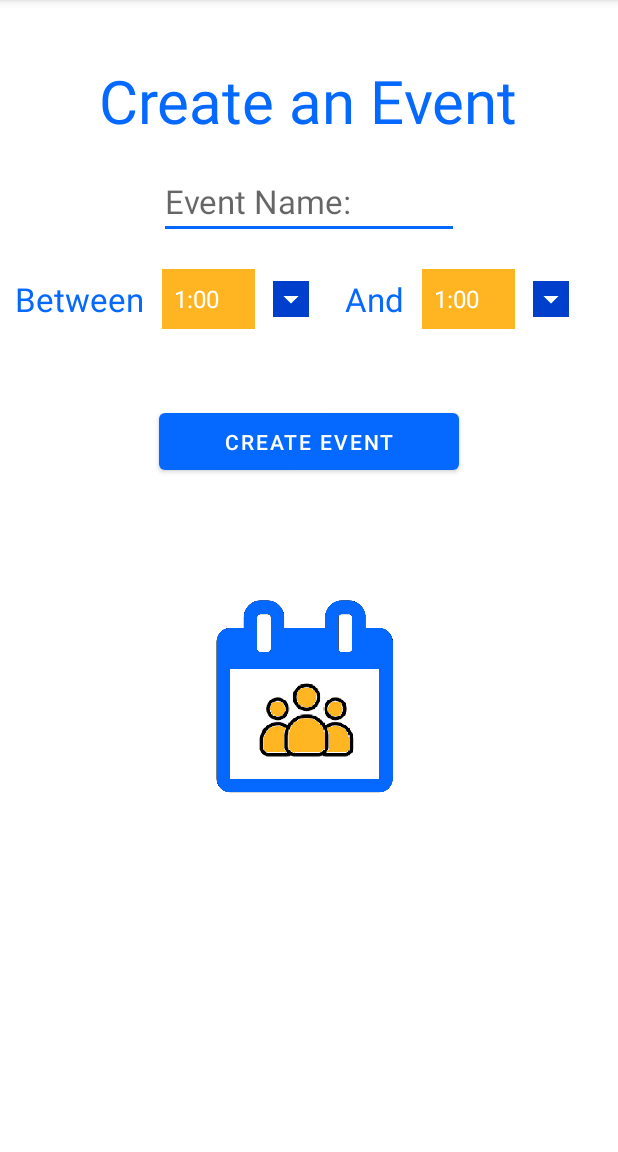
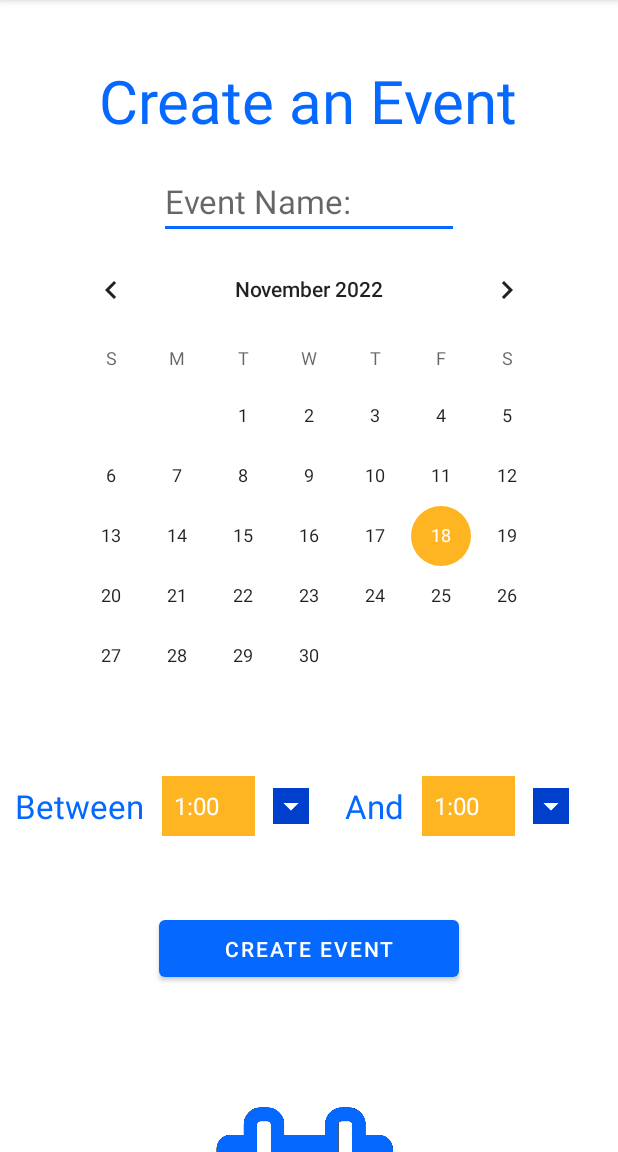
Before and after one commit to ddrewi/Palendar, an Android app: the CreateEventActivity screen opened directly, with no data from a screen before it, on a phone screen of 412 x 824 dp, the part 84-1236 px from its top. Run offline under Robolectric (Android 15) with nearby library versions, the phone set to English and light mode, and no system bars; Roboto replaces fonts that are not available here.

Commit message:
Added CalendarView to CreateEventActivity

```diff
--- a/app/src/main/java/com/example/palendar/CreateEventActivity.java
+++ b/app/src/main/java/com/example/palendar/CreateEventActivity.java
@@ -1,5 +1,6 @@
 package com.example.palendar;
 
+import androidx.annotation.NonNull;
 import androidx.appcompat.app.AppCompatActivity;
 
 import android.content.Intent;
@@ -8,11 +9,15 @@ import android.util.Log;
 import android.view.View;
 import android.widget.AdapterView;
 import android.widget.ArrayAdapter;
+import android.widget.CalendarView;
 import android.widget.EditText;
 import android.widget.Spinner;
 import android.widget.Toast;
 
+import java.text.SimpleDateFormat;
 import java.util.ArrayList;
+import java.util.Date;
+import java.util.Locale;
 
 public class CreateEventActivity extends AppCompatActivity {
 
@@ -22,6 +27,8 @@ public class CreateEventActivity extends AppCompatActivity {
     EditText eventNameET;
     Spinner spinner1;
     Spinner spinner2;
+    CalendarView calendarView;
+    String date;
 
 
     @Override
@@ -32,11 +39,22 @@ public class CreateEventActivity extends AppCompatActivity {
         eventNameET = findViewById(R.id.eventNameET);
         spinner1 = findViewById(R.id.time1Spinner);
         spinner2 = findViewById(R.id.time2Spinner);
+        calendarView = findViewById(R.id.calendarView);
 
         ArrayAdapter<String> adapter = new ArrayAdapter<>(this, R.layout.item_custom_spinner_dropdown, getResources().getStringArray(R.array.times));
 
         spinner1.setAdapter(adapter);
         spinner2.setAdapter(adapter);
+
+        CalendarView.OnDateChangeListener dateChangeListener = new CalendarView.OnDateChangeListener() {
+            @Override
+            public void onSelectedDayChange(@NonNull CalendarView view, int year, int month, int dayOfMonth) {
+                //String currentDate = new SimpleDateFormat("dd-MM-yyyy", Locale.getDefault()).format(new Date());
+                String selectedDate = "" + year + month + dayOfMonth;
+                Log.d(TAG, "New date Selected: " + selectedDate);
+                date = selectedDate;
+            }
+        };
 
         // spinner1.setOnItemSelectedListener(this);
         // spinner2.setOnItemSelectedListener(this);
@@ -99,6 +117,7 @@ public class CreateEventActivity extends AppCompatActivity {
         String eventName = eventNameET.toString();
         String time1 = spinner1.toString();
         String time2 = spinner2.toString();
+
         ArrayList<String> timesToDisplay = getTimes(time1, time2);
 
         ArrayList<Time> timeList = new ArrayList<>();
@@ -107,8 +126,8 @@ public class CreateEventActivity extends AppCompatActivity {
             timeList.add(new Time(timesToDisplay.get(i)));
         }
 
-        Event event = new Event(eventName, time1, time2, timeList);
-        Log.d(TAG, "Event Created");
+        Event event = new Event(eventName, time1, time2, date, timeList);
+        Log.d(TAG, "Event Created" + date);
 
 
         Intent intent = new Intent(CreateEventActivity.this, FillScheduleActivity.class);
--- a/app/src/main/res/layout/activity_create_event.xml
+++ b/app/src/main/res/layout/activity_create_event.xml
@@ -26,6 +26,13 @@
         android:theme="@style/editText"
         android:layout_marginTop="@dimen/marginBetweenSmall"
         android:layout_gravity="center"/>
+
+    <CalendarView
+        android:id="@+id/calendarView"
+        android:layout_width="wrap_content"
+        android:layout_height="wrap_content"
+        android:layout_gravity="center_horizontal"
+        android:clickable="true" />
 
 <!--    <TextView-->
 <!--        android:id="@+id/codeTextView"-->
```
Also changed, not shown: app/src/main/java/com/example/palendar/Event.java (+12 -2 lines).
